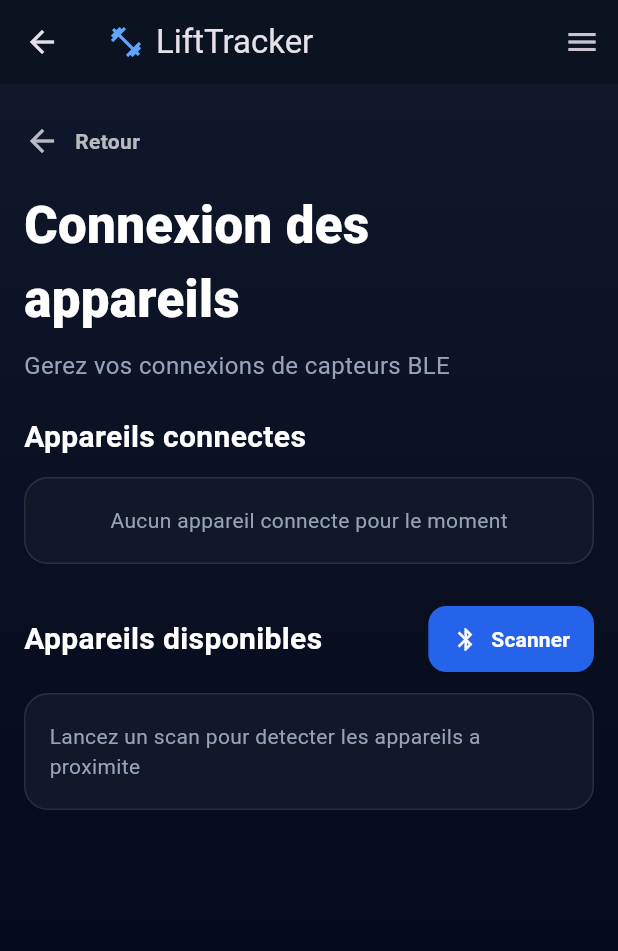
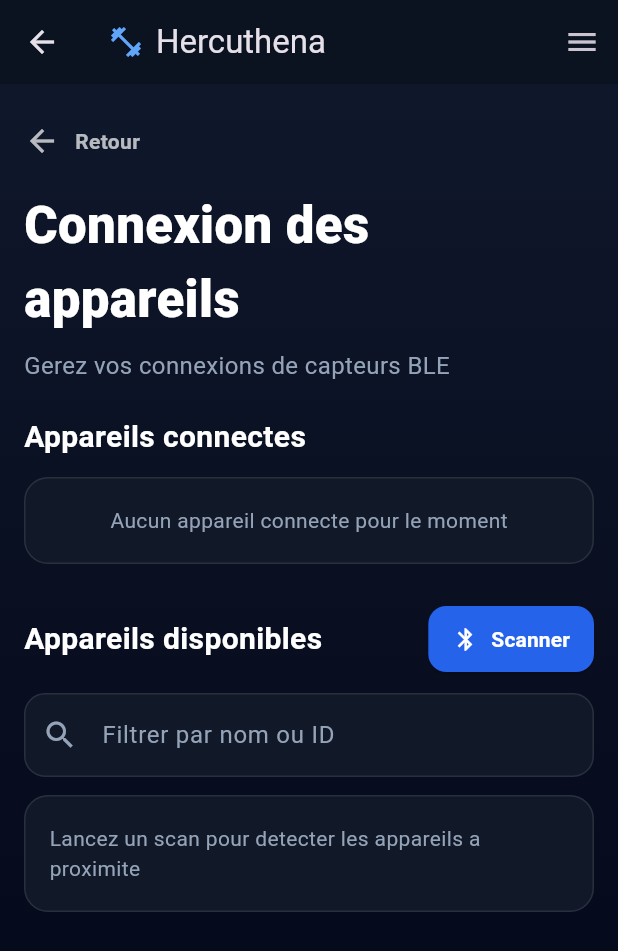
Before and after one commit to AntoineMethot/PFE, a Flutter app: the ConnectDevicesScreen screen opened by its route, on a phone screen of 412 x 824 dp. Shown: the top 951 px of the screen. Run offline on Flutter 3.47's test engine with Material 3 defaults, Android fonts, the light colour scheme and no system bars; our stand-ins replace flutter_blue_plus.

Commit message:
feat: add text filter box and change name to Hercuthena

```diff
--- a/lib/main.dart
+++ b/lib/main.dart
@@ -14,7 +14,7 @@
   Widget build(BuildContext context) {
     return MaterialApp(
       debugShowCheckedModeBanner: false,
-      title: 'LiftTracker',
+      title: 'Hercuthena',
       theme: ThemeData.dark(useMaterial3: true),
       routes: {
         '/': (_) => const SelectExerciseScreen(),
--- a/lib/screens/connect_devices_screen.dart
+++ b/lib/screens/connect_devices_screen.dart
@@ -28,11 +28,15 @@
   // Available scan results
   final Map<String, ScanResult> _availableById = {};
 
-  // Connected devices (UI list) - we’ll keep it, but source of truth is BleManager
+  // Connected devices (UI list) - source of truth still BleManager
   final Map<String, ConnectedDevice> _connectedById = {};
 
   // Loading state per device
   final Set<String> _connectingIds = {};
+
+  // NEW: filter controller + value
+  final TextEditingController _filterController = TextEditingController();
+  String _filterText = '';
 
   @override
   void initState() {
@@ -48,6 +52,13 @@
         batteryPercent: null,
       );
     }
+
+    _filterController.addListener(() {
+      if (!mounted) return;
+      setState(() {
+        _filterText = _filterController.text.trim().toLowerCase();
+      });
+    });
 
     // Listen to global connection state so UI stays accurate
     _connStateSub = BleManager.I.stateStream.listen((s) {
@@ -100,6 +111,7 @@
     FlutterBluePlus.stopScan();
     _scanSub?.cancel();
     _connStateSub?.cancel();
+    _filterController.dispose();
     super.dispose();
   }
 
@@ -136,7 +148,7 @@
     try {
       await FlutterBluePlus.stopScan();
 
-      // Global connection via BleManager (uses license internally)
+      // Global connection via BleManager
       await BleManager.I.connect(dev);
 
       if (!mounted) return;
@@ -191,16 +203,24 @@
           ..sort((a, b) => a.displayName.compareTo(b.displayName));
 
     final availableList =
-        _availableById.values.toList()..sort((a, b) {
-          final an = a.device.name.isNotEmpty ? a.device.name : a.device.id.id;
-          final bn = b.device.name.isNotEmpty ? b.device.name : b.device.id.id;
-          return an.compareTo(bn);
-        });
+        _availableById.values.where((r) {
+          if (_filterText.isEmpty) return true;
+
+          final name = r.device.name.toLowerCase();
+          final id = r.device.id.id.toLowerCase();
+
+          return name.contains(_filterText) || id.contains(_filterText);
+        }).toList()
+          ..sort((a, b) {
+            final an = a.device.name.isNotEmpty ? a.device.name : a.device.id.id;
+            final bn = b.device.name.isNotEmpty ? b.device.name : b.device.id.id;
+            return an.compareTo(bn);
+          });
 
     return Scaffold(
       backgroundColor: const Color(0xFF0B1220),
       endDrawer: AppMenuDrawer(
-        onConnectDevices: () {}, // already on this page
+        onConnectDevices: () {},
         onSensorData: () {
           if (_connectedById.isEmpty) {
             ScaffoldMessenger.of(context).showSnackBar(
@@ -233,7 +253,7 @@
           children: const [
             Icon(Icons.fitness_center, color: Color(0xFF60A5FA)),
             SizedBox(width: 8),
-            Text('LiftTracker'),
+            Text('Hercuthena'),
           ],
         ),
         actions: [
@@ -304,8 +324,7 @@
 
             if (connectedList.isEmpty)
               Container(
-                padding:
-                    const EdgeInsets.symmetric(horizontal: 16, vertical: 18),
+                padding: const EdgeInsets.symmetric(horizontal: 16, vertical: 18),
                 decoration: BoxDecoration(
                   color: const Color(0xFF111827),
                   borderRadius: BorderRadius.circular(16),
@@ -344,7 +363,9 @@
                     backgroundColor: const Color(0xFF2563EB),
                     foregroundColor: Colors.white,
                     padding: const EdgeInsets.symmetric(
-                        horizontal: 16, vertical: 12),
+                      horizontal: 16,
+                      vertical: 12,
+                    ),
                     shape: RoundedRectangleBorder(
                       borderRadius: BorderRadius.circular(12),
                     ),
@@ -367,10 +388,40 @@
 
             const SizedBox(height: 12),
 
-            if (availableList.isEmpty)
+            // NEW: filter box
+            TextField(
+              controller: _filterController,
+              style: const TextStyle(color: Colors.white),
+              decoration: InputDecoration(
+                hintText: 'Filtrer par nom ou ID',
+                hintStyle: const TextStyle(color: Color(0xFF94A3B8)),
+                prefixIcon: const Icon(Icons.search, color: Color(0xFF94A3B8)),
+                suffixIcon: _filterText.isEmpty
+                    ? null
+                    : IconButton(
+                        icon: const Icon(Icons.clear, color: Color(0xFF94A3B8)),
+                        onPressed: () {
+                          _filterController.clear();
+                        },
+                      ),
+                filled: true,
+                fillColor: const Color(0xFF111827),
+                enabledBorder: OutlineInputBorder(
+                  borderRadius: BorderRadius.circular(14),
+                  borderSide: const BorderSide(color: Colors.white10),
+                ),
+                focusedBorder: OutlineInputBorder(
+                  borderRadius: BorderRadius.circular(14),
+                  borderSide: const BorderSide(color: Color(0xFF2563EB)),
+                ),
+              ),
+            ),
+
+            const SizedBox(height: 12),
+
+            if (_availableById.isEmpty)
               Container(
-                padding:
-                    const EdgeInsets.symmetric(horizontal: 16, vertical: 18),
+                padding: const EdgeInsets.symmetric(horizontal: 16, vertical: 18),
                 decoration: BoxDecoration(
                   color: const Color(0xFF111827),
                   borderRadius: BorderRadius.circular(16),
@@ -379,6 +430,21 @@
                 child: const Center(
                   child: Text(
                     'Lancez un scan pour detecter les appareils a proximite',
+                    style: TextStyle(color: Color(0xFF94A3B8)),
+                  ),
+                ),
+              )
+            else if (availableList.isEmpty)
+              Container(
+                padding: const EdgeInsets.symmetric(horizontal: 16, vertical: 18),
+                decoration: BoxDecoration(
+                  color: const Color(0xFF111827),
+                  borderRadius: BorderRadius.circular(16),
+                  border: Border.all(color: Colors.white10),
+                ),
+                child: const Center(
+                  child: Text(
+                    'Aucun appareil ne correspond au filtre',
                     style: TextStyle(color: Color(0xFF94A3B8)),
                   ),
                 ),
--- a/lib/screens/select_exercise_screen.dart
+++ b/lib/screens/select_exercise_screen.dart
@@ -59,7 +59,7 @@
           children: const [
             Icon(Icons.fitness_center, color: Color(0xFF60A5FA)),
             SizedBox(width: 8),
-            Text('LiftTracker'),
+            Text('Hercuthena'),
           ],
         ),
         actions: [
```
Also changed, not shown: lib/ble_scan_page.dart (deleted, +0 -162 lines), lib/screens/view_analysis_screen.dart (deleted, +0 -182 lines), pubspec.lock, 2 other files.
